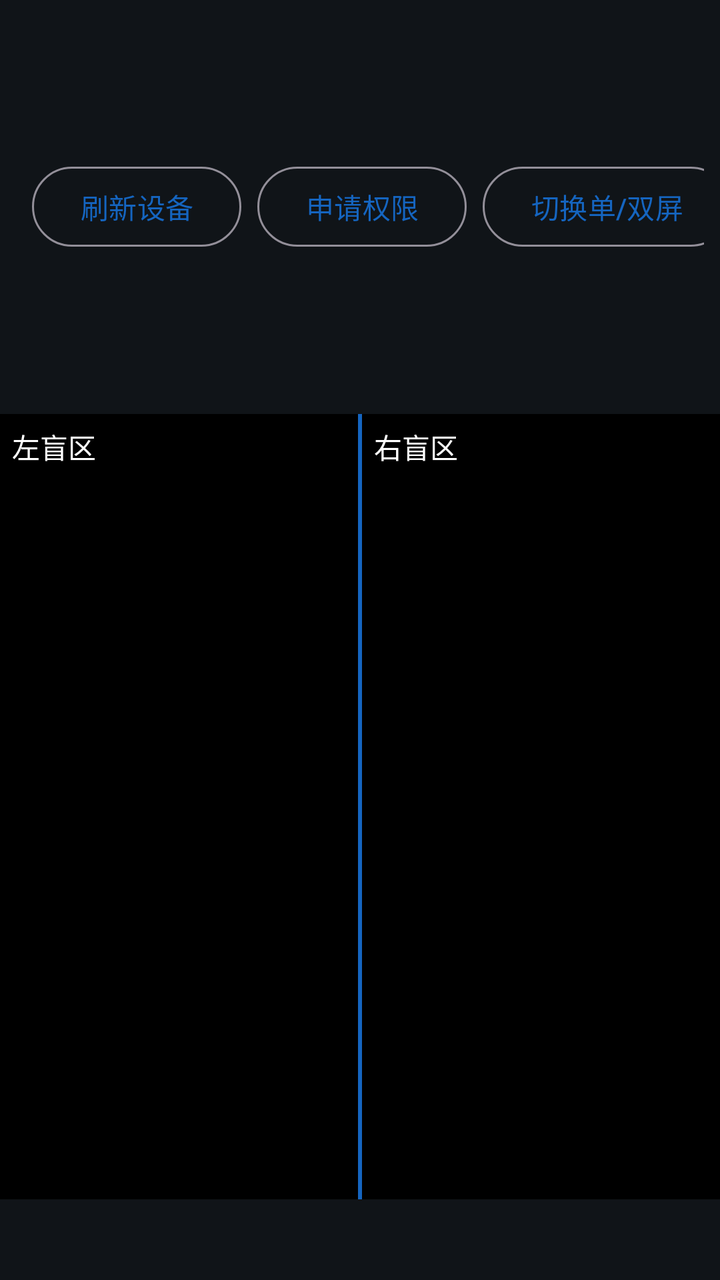
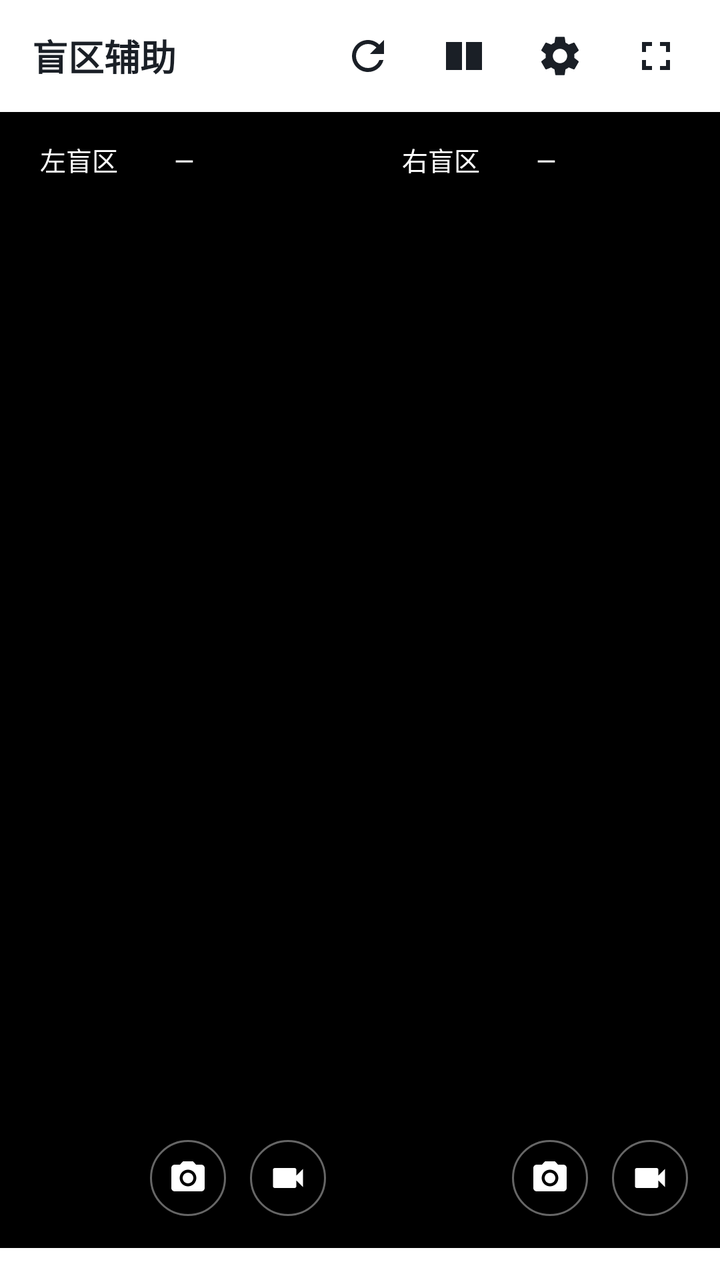

The first picture is an Android layout as it rendered before a commit; the second is the same layout after the commit. The layout source and the unified diff follow.
<!-- AndroidManifest.xml: application theme Theme.UvcBlindCam -->
<!-- res/layout/activity_main.xml -->
<?xml version="1.0" encoding="utf-8"?>
<LinearLayout xmlns:android="http://schemas.android.com/apk/res/android"
    android:layout_width="match_parent"
    android:layout_height="match_parent"
    android:background="@color/panel_bg"
    android:orientation="vertical">

    <LinearLayout
        android:layout_width="match_parent"
        android:layout_height="wrap_content"
        android:gravity="center_vertical"
        android:orientation="horizontal"
        android:padding="8dp">

        <TextView
            android:id="@+id/tvStatus"
            android:layout_width="0dp"
            android:layout_height="wrap_content"
            android:layout_weight="1"
            android:text="@string/status_usb_waiting"
            android:textColor="@color/white"
            android:textSize="16sp" />

        <Button
            android:id="@+id/btnRefresh"
            style="?attr/materialButtonOutlinedStyle"
            android:layout_width="wrap_content"
            android:layout_height="wrap_content"
            android:layout_marginStart="8dp"
            android:text="@string/btn_refresh" />

        <Button
            android:id="@+id/btnPermission"
            style="?attr/materialButtonOutlinedStyle"
            android:layout_width="wrap_content"
            android:layout_height="wrap_content"
            android:layout_marginStart="8dp"
            android:text="@string/btn_permission" />

        <Button
            android:id="@+id/btnToggleLayout"
            style="?attr/materialButtonOutlinedStyle"
            android:layout_width="wrap_content"
            android:layout_height="wrap_content"
            android:layout_marginStart="8dp"
            android:text="@string/btn_toggle_layout" />

    </LinearLayout>

    <FrameLayout
        android:layout_width="match_parent"
        android:layout_height="0dp"
        android:layout_weight="1">

        <LinearLayout
            android:layout_width="match_parent"
            android:layout_height="match_parent"
            android:baselineAligned="false"
            android:orientation="horizontal">

            <FrameLayout
                android:id="@+id/panelLeft"
                android:layout_width="0dp"
                android:layout_height="match_parent"
                android:layout_weight="1"
                android:background="@color/black">

                <TextureView
                    android:id="@+id/textureLeft"
                    android:layout_width="match_parent"
                    android:layout_height="match_parent" />

                <TextView
                    android:layout_width="wrap_content"
                    android:layout_height="wrap_content"
                    android:layout_gravity="top|start"
                    android:padding="6dp"
                    android:text="@string/camera_left"
                    android:textColor="@color/white"
                    android:textSize="14sp" />
            </FrameLayout>

            <View
                android:layout_width="2dp"
                android:layout_height="match_parent"
                android:background="@color/brand_blue" />

            <FrameLayout
                android:id="@+id/panelRight"
                android:layout_width="0dp"
                android:layout_height="match_parent"
                android:layout_weight="1"
                android:background="@color/black">

                <TextureView
                    android:id="@+id/textureRight"
                    android:layout_width="match_parent"
                    android:layout_height="match_parent" />

                <TextView
                    android:layout_width="wrap_content"
                    android:layout_height="wrap_content"
                    android:layout_gravity="top|start"
                    android:padding="6dp"
                    android:text="@string/camera_right"
                    android:textColor="@color/white"
                    android:textSize="14sp" />
            </FrameLayout>

        </LinearLayout>

    </FrameLayout>

    <HorizontalScrollView
        android:layout_width="match_parent"
        android:layout_height="wrap_content"
        android:scrollbars="none">

        <LinearLayout
            android:id="@+id/llDeviceList"
            android:layout_width="wrap_content"
            android:layout_height="wrap_content"
            android:orientation="horizontal"
            android:padding="6dp" />

    </HorizontalScrollView>

    <TextView
        android:id="@+id/tvLog"
        android:layout_width="match_parent"
        android:layout_height="wrap_content"
        android:maxLines="2"
        android:padding="6dp"
        android:textColor="#B0BEC5"
        android:textSize="12sp" />

</LinearLayout>
<!-- resources referenced by this layout -->
<resources>
  <color name="panel_bg">#FF101418</color>
  <string name="btn_permission">申请权限</string>
  <string name="btn_refresh">刷新设备</string>
  <string name="btn_toggle_layout">切换单/双屏</string>
  <string name="status_usb_waiting">USB 初始化中…</string>
  <style name="Theme.UvcBlindCam" parent="Theme.Material3.Dark.NoActionBar">
          <item name="colorPrimary">@color/brand_blue</item>
          <item name="android:statusBarColor">@color/black</item>
          <item name="android:navigationBarColor">@color/black</item>
          <item name="android:windowFullscreen">false</item>
      </style>
  <!-- unchanged entries left out for length: 5 -->
</resources>

<!-- the commit's change to res/layout/activity_main.xml (unified diff, before → after) -->
@@ -2,52 +2,60 @@
 <LinearLayout xmlns:android="http://schemas.android.com/apk/res/android"
     android:layout_width="match_parent"
     android:layout_height="match_parent"
-    android:background="@color/panel_bg"
+    android:background="@color/app_background"
     android:orientation="vertical">
 
+    
     <LinearLayout
+        android:id="@+id/barTop"
         android:layout_width="match_parent"
         android:layout_height="wrap_content"
+        android:background="@color/app_bar"
+        android:elevation="4dp"
         android:gravity="center_vertical"
         android:orientation="horizontal"
-        android:padding="8dp">
+        android:paddingStart="16dp"
+        android:paddingTop="6dp"
+        android:paddingEnd="10dp"
+        android:paddingBottom="6dp">
 
         <TextView
-            android:id="@+id/tvStatus"
             android:layout_width="0dp"
             android:layout_height="wrap_content"
             android:layout_weight="1"
-            android:text="@string/status_usb_waiting"
-            android:textColor="@color/white"
-            android:textSize="16sp" />
-
-        <Button
+            android:text="@string/app_title"
+            android:textColor="@color/app_on_surface"
+            android:textSize="18sp"
+            android:textStyle="bold" />
+
+        <ImageButton
             android:id="@+id/btnRefresh"
-            style="?attr/materialButtonOutlinedStyle"
-            android:layout_width="wrap_content"
-            android:layout_height="wrap_content"
-            android:layout_marginStart="8dp"
-            android:text="@string/btn_refresh" />
-
-        <Button
-            android:id="@+id/btnPermission"
-            style="?attr/materialButtonOutlinedStyle"
-            android:layout_width="wrap_content"
-            android:layout_height="wrap_content"
-            android:layout_marginStart="8dp"
-            android:text="@string/btn_permission" />
-
-        <Button
-            android:id="@+id/btnToggleLayout"
-            style="?attr/materialButtonOutlinedStyle"
-            android:layout_width="wrap_content"
-            android:layout_height="wrap_content"
-            android:layout_marginStart="8dp"
-            android:text="@string/btn_toggle_layout" />
-
+            style="@style/BlindCam.ToolButton"
+            android:contentDescription="@string/btn_refresh"
+            android:src="@drawable/ic_refresh" />
+
+        <ImageButton
+            android:id="@+id/btnLayout"
+            style="@style/BlindCam.ToolButton"
+            android:contentDescription="@string/btn_layout"
+            android:src="@drawable/ic_layout" />
+
+        <ImageButton
+            android:id="@+id/btnSettings"
+            style="@style/BlindCam.ToolButton"
+            android:contentDescription="@string/btn_settings"
+            android:src="@drawable/ic_settings" />
+
+        <ImageButton
+            android:id="@+id/btnFullscreen"
+            style="@style/BlindCam.ToolButton"
+            android:contentDescription="@string/btn_fullscreen"
+            android:src="@drawable/ic_fullscreen" />
     </LinearLayout>
 
+    
     <FrameLayout
+        android:id="@+id/previewArea"
         android:layout_width="match_parent"
         android:layout_height="0dp"
         android:layout_weight="1">
@@ -58,6 +66,7 @@
             android:baselineAligned="false"
             android:orientation="horizontal">
 
+            
             <FrameLayout
                 android:id="@+id/panelLeft"
                 android:layout_width="0dp"
@@ -70,21 +79,88 @@
                     android:layout_width="match_parent"
                     android:layout_height="match_parent" />
 
+                
+                <LinearLayout
+                    android:layout_width="wrap_content"
+                    android:layout_height="wrap_content"
+                    android:layout_gravity="top|start"
+                    android:layout_margin="8dp"
+                    android:orientation="horizontal">
+
+                    <TextView
+                        android:id="@+id/btnCamLeft"
+                        android:layout_width="wrap_content"
+                        android:layout_height="wrap_content"
+                        android:background="@drawable/bg_overlay_chip"
+                        android:paddingStart="12dp"
+                        android:paddingTop="6dp"
+                        android:paddingEnd="12dp"
+                        android:paddingBottom="6dp"
+                        android:text="@string/camera_left"
+                        android:textColor="@color/white"
+                        android:textSize="13sp" />
+
+                    <TextView
+                        android:id="@+id/btnProfileLeft"
+                        android:layout_width="wrap_content"
+                        android:layout_height="wrap_content"
+                        android:layout_marginStart="6dp"
+                        android:background="@drawable/bg_overlay_chip"
+                        android:paddingStart="10dp"
+                        android:paddingTop="6dp"
+                        android:paddingEnd="10dp"
+                        android:paddingBottom="6dp"
+                        android:text="—"
+                        android:textColor="@color/white"
+                        android:textSize="13sp" />
+                </LinearLayout>
+
+                
                 <TextView
-                    android:layout_width="wrap_content"
-                    android:layout_height="wrap_content"
-                    android:layout_gravity="top|start"
-                    android:padding="6dp"
-                    android:text="@string/camera_left"
-                    android:textColor="@color/white"
-                    android:textSize="14sp" />
+                    android:id="@+id/tvRecLeft"
+                    android:layout_width="wrap_content"
+                    android:layout_height="wrap_content"
+                    android:layout_gravity="top|end"
+                    android:layout_margin="8dp"
+                    android:background="@drawable/bg_overlay_chip"
+                    android:paddingStart="10dp"
+                    android:paddingTop="6dp"
+                    android:paddingEnd="10dp"
+                    android:paddingBottom="6dp"
+                    android:text="@string/recording_dot"
+                    android:textColor="#FFFF5252"
+                    android:textSize="13sp"
+                    android:visibility="gone" />
+
+                
+                <LinearLayout
+                    android:layout_width="wrap_content"
+                    android:layout_height="wrap_content"
+                    android:layout_gravity="bottom|end"
+                    android:layout_marginEnd="10dp"
+                    android:layout_marginBottom="10dp"
+                    android:orientation="horizontal">
+
+                    <ImageButton
+                        android:id="@+id/btnPhotoLeft"
+                        style="@style/BlindCam.CaptureButton"
+                        android:contentDescription="@string/action_photo"
+                        android:src="@drawable/ic_camera" />
+
+                    <ImageButton
+                        android:id="@+id/btnRecordLeft"
+                        style="@style/BlindCam.CaptureButton"
+                        android:contentDescription="@string/action_record"
+                        android:src="@drawable/ic_videocam" />
+                </LinearLayout>
             </FrameLayout>
 
             <View
                 android:layout_width="2dp"
                 android:layout_height="match_parent"
-                android:background="@color/brand_blue" />
-
+                android:background="@color/black" />
+
+            
             <FrameLayout
                 android:id="@+id/panelRight"
                 android:layout_width="0dp"
@@ -97,23 +173,99 @@
                     android:layout_width="match_parent"
                     android:layout_height="match_parent" />
 
+                <LinearLayout
+                    android:layout_width="wrap_content"
+                    android:layout_height="wrap_content"
+                    android:layout_gravity="top|start"
+                    android:layout_margin="8dp"
+                    android:orientation="horizontal">
+
+                    <TextView
+                        android:id="@+id/btnCamRight"
+                        android:layout_width="wrap_content"
+                        android:layout_height="wrap_content"
+                        android:background="@drawable/bg_overlay_chip"
+                        android:paddingStart="12dp"
+                        android:paddingTop="6dp"
+                        android:paddingEnd="12dp"
+                        android:paddingBottom="6dp"
+                        android:text="@string/camera_right"
+                        android:textColor="@color/white"
+                        android:textSize="13sp" />
+
+                    <TextView
+                        android:id="@+id/btnProfileRight"
+                        android:layout_width="wrap_content"
+                        android:layout_height="wrap_content"
+                        android:layout_marginStart="6dp"
+                        android:background="@drawable/bg_overlay_chip"
+                        android:paddingStart="10dp"
+                        android:paddingTop="6dp"
+                        android:paddingEnd="10dp"
+                        android:paddingBottom="6dp"
+                        android:text="—"
+                        android:textColor="@color/white"
+                        android:textSize="13sp" />
+                </LinearLayout>
+
                 <TextView
-                    android:layout_width="wrap_content"
-                    android:layout_height="wrap_content"
-                    android:layout_gravity="top|start"
-                    android:padding="6dp"
-                    android:text="@string/camera_right"
-                    android:textColor="@color/white"
-                    android:textSize="14sp" />
+                    android:id="@+id/tvRecRight"
+                    android:layout_width="wrap_content"
+                    android:layout_height="wrap_content"
+                    android:layout_gravity="top|end"
+                    android:layout_margin="8dp"
+                    android:background="@drawable/bg_overlay_chip"
+                    android:paddingStart="10dp"
+                    android:paddingTop="6dp"
+                    android:paddingEnd="10dp"
+                    android:paddingBottom="6dp"
+                    android:text="@string/recording_dot"
+                    android:textColor="#FFFF5252"
+                    android:textSize="13sp"
+                    android:visibility="gone" />
+
+                <LinearLayout
+                    android:layout_width="wrap_content"
+                    android:layout_height="wrap_content"
+                    android:layout_gravity="bottom|end"
+                    android:layout_marginEnd="10dp"
+                    android:layout_marginBottom="10dp"
+                    android:orientation="horizontal">
+
+                    <ImageButton
+                        android:id="@+id/btnPhotoRight"
+                        style="@style/BlindCam.CaptureButton"
+                        android:contentDescription="@string/action_photo"
+                        android:src="@drawable/ic_camera" />
+
+                    <ImageButton
+                        android:id="@+id/btnRecordRight"
+                        style="@style/BlindCam.CaptureButton"
+                        android:contentDescription="@string/action_record"
+                        android:src="@drawable/ic_videocam" />
+                </LinearLayout>
             </FrameLayout>
-
         </LinearLayout>
 
+        
+        <TextView
+            android:id="@+id/tvEmpty"
+            android:layout_width="wrap_content"
+            android:layout_height="wrap_content"
+            android:layout_gravity="center"
+            android:text="@string/no_device"
+            android:textColor="#88FFFFFF"
+            android:textSize="16sp"
+            android:visibility="gone" />
     </FrameLayout>
 
+    
     <HorizontalScrollView
+        android:id="@+id/barBottom"
         android:layout_width="match_parent"
         android:layout_height="wrap_content"
+        android:background="@color/app_bar"
+        android:elevation="4dp"
         android:scrollbars="none">
 
         <LinearLayout
@@ -121,17 +273,10 @@
             android:layout_width="wrap_content"
             android:layout_height="wrap_content"
             android:orientation="horizontal"
-            android:padding="6dp" />
-
+            android:paddingStart="12dp"
+            android:paddingTop="8dp"
+            android:paddingEnd="12dp"
+            android:paddingBottom="8dp" />
     </HorizontalScrollView>
 
-    <TextView
-        android:id="@+id/tvLog"
-        android:layout_width="match_parent"
-        android:layout_height="wrap_content"
-        android:maxLines="2"
-        android:padding="6dp"
-        android:textColor="#B0BEC5"
-        android:textSize="12sp" />
-
 </LinearLayout>
<!-- resource entries referenced after the edit -->
@@ -1,16 +1,129 @@
 <!-- resources referenced by this layout -->
 <resources>
-  <color name="panel_bg">#FF101418</color>
-  <string name="btn_permission">申请权限</string>
-  <string name="btn_refresh">刷新设备</string>
-  <string name="btn_toggle_layout">切换单/双屏</string>
-  <string name="status_usb_waiting">USB 初始化中…</string>
-  <style name="Theme.UvcBlindCam" parent="Theme.Material3.Dark.NoActionBar">
+  <color name="app_background">#FFF2F4F7</color>
+  <color name="app_bar">#FFFFFFFF</color>
+  <color name="app_on_surface">#FF1A1F26</color>
+  <!-- drawable bg_overlay_chip (drawable) -->
+  <?xml version="1.0" encoding="utf-8"?>
+  <shape xmlns:android="http://schemas.android.com/apk/res/android"
+      android:shape="rectangle">
+      <solid android:color="#99000000" />
+      <corners android:radius="8dp" />
+  </shape>
+  <!-- drawable ic_camera (drawable) -->
+  <vector xmlns:android="http://schemas.android.com/apk/res/android"
+      android:width="24dp"
+      android:height="24dp"
+      android:viewportWidth="24"
+      android:viewportHeight="24">
+      <path
+          android:fillColor="#FF000000"
+          android:pathData="M12 15.2c1.77 0 3.2-1.43 3.2-3.2s-1.43-3.2-3.2-3.2-3.2 1.43-3.2 3.2 1.43 3.2 3.2 3.2zM9 2L7.17 4H4c-1.1 0-2 .9-2 2v12c0 1.1.9 2 2 2h16c1.1 0 2-.9 2-2V6c0-1.1-.9-2-2-2h-3.17L15 2H9zm3 15c-2.76 0-5-2.24-5-5s2.24-5 5-5 5 2.24 5 5-2.24 5-5 5z" />
+  </vector>
+  <!-- drawable ic_fullscreen (drawable) -->
+  <vector xmlns:android="http://schemas.android.com/apk/res/android"
+      android:width="24dp"
+      android:height="24dp"
+      android:viewportWidth="24"
+      android:viewportHeight="24">
+      <path
+          android:fillColor="#FF000000"
+          android:pathData="M7 14H5v5h5v-2H7v-3zm-2-4h2V7h3V5H5v5zm12 7h-3v2h5v-5h-2v3zM14 5v2h3v3h2V5h-5z" />
+  </vector>
+  <!-- drawable ic_layout (drawable) -->
+  <vector xmlns:android="http://schemas.android.com/apk/res/android"
+      android:width="24dp"
+      android:height="24dp"
+      android:viewportWidth="24"
+      android:viewportHeight="24">
+      <path
+          android:fillColor="#FF000000"
+          android:pathData="M3 5h8v14H3V5zm10 0h8v14h-8V5z" />
+  </vector>
+  <!-- drawable ic_refresh (drawable) -->
+  <vector xmlns:android="http://schemas.android.com/apk/res/android"
+      android:width="24dp"
+      android:height="24dp"
+      android:viewportWidth="24"
+      android:viewportHeight="24">
+      <path
+          android:fillColor="#FF000000"
+          android:pathData="M17.65 6.35C16.2 4.9 14.21 4 12 4c-4.42 0-7.99 3.58-7.99 8s3.57 8 7.99 8c3.73 0 6.84-2.55 7.73-6h-2.08c-.82 2.33-3.04 4-5.65 4-3.31 0-6-2.69-6-6s2.69-6 6-6c1.66 0 3.14.69 4.22 1.78L13 11h7V4l-2.35 2.35z" />
+  </vector>
+  <!-- drawable ic_settings (drawable) -->
+  <vector xmlns:android="http://schemas.android.com/apk/res/android"
+      android:width="24dp"
+      android:height="24dp"
+      android:viewportWidth="24"
+      android:viewportHeight="24">
+      <path
+          android:fillColor="#FF000000"
+          android:pathData="M19.14 12.94c.04-.3.06-.61.06-.94 0-.32-.02-.64-.07-.94l2.03-1.58c.18-.14.23-.41.12-.61l-1.92-3.32c-.12-.22-.37-.29-.59-.22l-2.39.96c-.5-.38-1.03-.7-1.62-.94l-.36-2.54c-.04-.24-.24-.41-.48-.41h-3.84c-.24 0-.43.17-.47.41l-.36 2.54c-.59.24-1.13.57-1.62.94l-2.39-.96c-.22-.08-.47 0-.59.22L2.74 8.87c-.12.21-.08.47.12.61l2.03 1.58c-.05.3-.09.63-.09.94s.02.64.07.94l-2.03 1.58c-.18.14-.23.41-.12.61l1.92 3.32c.12.22.37.29.59.22l2.39-.96c.5.38 1.03.7 1.62.94l.36 2.54c.05.24.24.41.48.41h3.84c.24 0 .44-.17.47-.41l.36-2.54c.59-.24 1.13-.56 1.62-.94l2.39.96c.22.08.47 0 .59-.22l1.92-3.32c.12-.22.07-.47-.12-.61l-2.01-1.58zM12 15.6c-1.98 0-3.6-1.62-3.6-3.6s1.62-3.6 3.6-3.6 3.6 1.62 3.6 3.6-1.62 3.6-3.6 3.6z" />
+  </vector>
+  <!-- drawable ic_videocam (drawable) -->
+  <vector xmlns:android="http://schemas.android.com/apk/res/android"
+      android:width="24dp"
+      android:height="24dp"
+      android:viewportWidth="24"
+      android:viewportHeight="24">
+      <path
+          android:fillColor="#FF000000"
+          android:pathData="M17 10.5V7c0-.55-.45-1-1-1H4c-.55 0-1 .45-1 1v10c0 .55.45 1 1 1h12c.55 0 1-.45 1-1v-3.5l4 4v-11l-4 4z" />
+  </vector>
+  <string name="action_photo">拍照</string>
+  <string name="action_record">录像</string>
+  <string name="app_title">盲区辅助</string>
+  <string name="btn_fullscreen">全屏</string>
+  <string name="btn_layout">单/双屏</string>
+  <string name="btn_refresh">刷新</string>
+  <string name="btn_settings">设置</string>
+  <string name="no_device">未检测到 USB 摄像头</string>
+  <string name="recording_dot">● 录像中</string>
+  <style name="BlindCam.CaptureButton" parent="Widget.AppCompat.ImageButton">
+          <item name="android:layout_width">38dp</item>
+          <item name="android:layout_height">38dp</item>
+          <item name="android:layout_margin">6dp</item>
+          <item name="android:background">@drawable/bg_capture_button</item>
+          <item name="android:scaleType">fitCenter</item>
+          <item name="android:padding">9dp</item>
+          <item name="android:tint">@color/white</item>
+      </style>
+  <style name="BlindCam.ToolButton" parent="Widget.AppCompat.ImageButton">
+          <item name="android:layout_width">44dp</item>
+          <item name="android:layout_height">44dp</item>
+          <item name="android:layout_marginStart">4dp</item>
+          <item name="android:background">?attr/selectableItemBackgroundBorderless</item>
+          <item name="android:scaleType">fitCenter</item>
+          <item name="android:padding">10dp</item>
+          <item name="android:tint">@color/app_on_surface</item>
+      </style>
+  <style name="Theme.UvcBlindCam" parent="Theme.Material3.DayNight.NoActionBar">
           <item name="colorPrimary">@color/brand_blue</item>
-          <item name="android:statusBarColor">@color/black</item>
-          <item name="android:navigationBarColor">@color/black</item>
+          <item name="colorPrimaryDark">@color/brand_blue_dark</item>
+          <item name="colorOnPrimary">@color/white</item>
+          <item name="android:colorBackground">@color/app_background</item>
+          <item name="colorSurface">@color/app_surface</item>
+          <item name="colorOnSurface">@color/app_on_surface</item>
+          <item name="android:statusBarColor">@color/app_bar</item>
+          <item name="android:navigationBarColor">@color/app_bar</item>
+          <item name="android:windowLightStatusBar">true</item>
           <item name="android:windowFullscreen">false</item>
       </style>
+  <!-- drawable bg_capture_button (drawable) -->
+  <?xml version="1.0" encoding="utf-8"?>
+  <ripple xmlns:android="http://schemas.android.com/apk/res/android"
+      android:color="#44FFFFFF">
+      <item>
+          <shape android:shape="oval">
+              <solid android:color="#B3000000" />
+              <stroke
+                  android:width="1dp"
+                  android:color="#66FFFFFF" />
+          </shape>
+      </item>
+  </ripple>
+  <color name="brand_blue_dark">#FF0D47A1</color>
+  <color name="app_surface">#FFFFFFFF</color>
   <!-- unchanged entries left out for length: 5 -->
 </resources>
 
